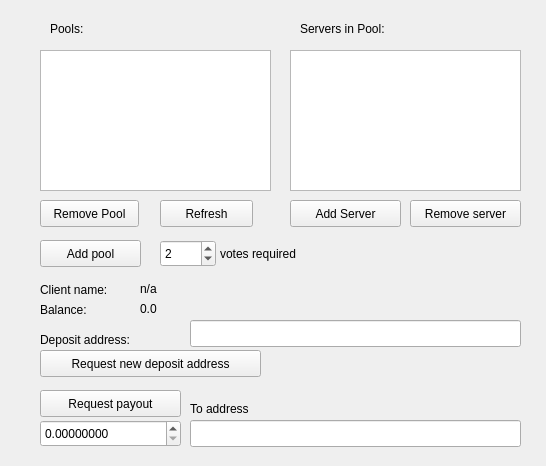
The window that src/gui/widgets/btcpoolmanager.ui (Open-Transactions/Moneychanger) describes before a commit, drawn with Qt 5.
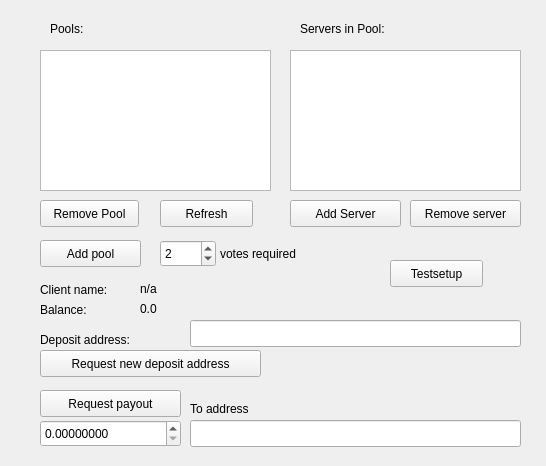
The same window after the commit.

```diff
--- a/src/gui/widgets/btcpoolmanager.ui
+++ b/src/gui/widgets/btcpoolmanager.ui
@@ -303,6 +303,19 @@
     <string>votes required</string>
    </property>
   </widget>
+  <widget class="QPushButton" name="buttonDeleteme">
+   <property name="geometry">
+    <rect>
+     <x>390</x>
+     <y>260</y>
+     <width>93</width>
+     <height>27</height>
+    </rect>
+   </property>
+   <property name="text">
+    <string>Testsetup</string>
+   </property>
+  </widget>
  </widget>
  <resources/>
  <connections/>
```
